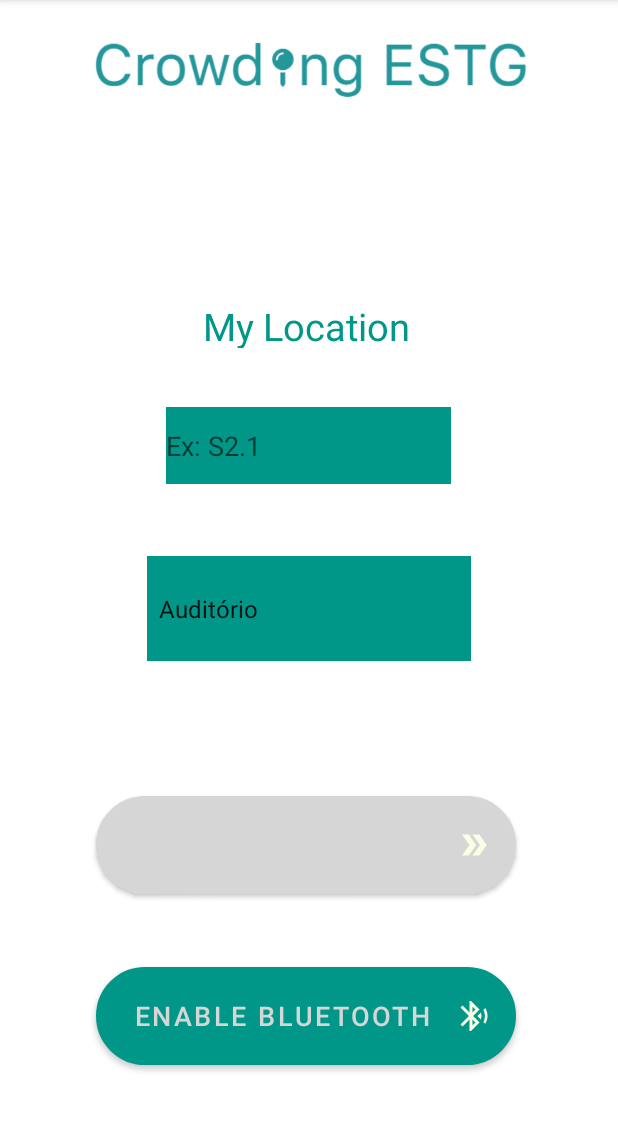
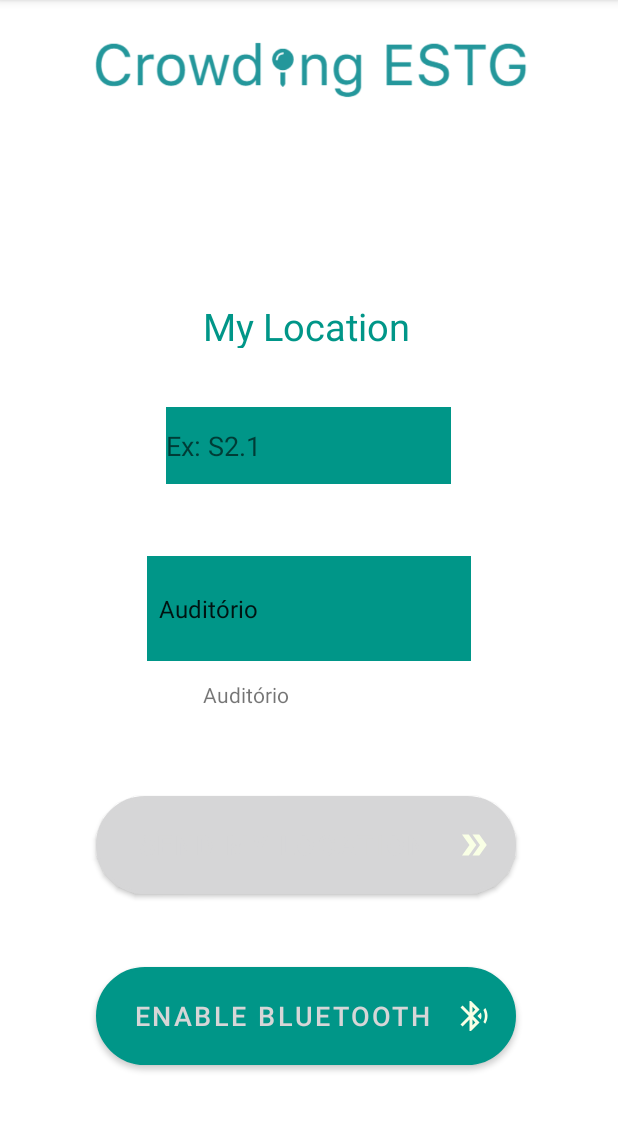
Before and after one commit to Andrefranco98/CrowdingESTG, an Android app: the screen it shows after launch (GiveLocationActivity), on a phone screen of 412 x 824 dp, the part 84-1215 px from its top. Run offline under Robolectric (Android 15) with nearby library versions, the phone set to English and light mode, and no system bars; libraries missing offline, so code that uses them is left out: java.lang.

Commit message:
spinner funcional

```diff
--- a/app/src/main/java/com/tp3/crowdingestg/GiveLocationActivity.kt
+++ b/app/src/main/java/com/tp3/crowdingestg/GiveLocationActivity.kt
@@ -16,41 +16,42 @@ import android.widget.*
 import androidx.appcompat.app.AppCompatActivity
 import androidx.core.app.ActivityCompat
 import androidx.core.content.ContextCompat
+import com.tp3.crowdingestg.R.id.textView5
+import kotlinx.android.synthetic.main.activity_give_location.*
 import java.lang.Compiler.enable
 
 
 lateinit var editTextName: EditText
 lateinit var ButtonClickMe : Button
+lateinit var textView: TextView
+lateinit var textspinner: TextView
 
 
 private lateinit var context: Context
 val bluetoothAdapter: BluetoothAdapter? = BluetoothAdapter.getDefaultAdapter()
-private lateinit var chatUtils: ChatUtils
+
 
 const val LOCATION_PERMISSION_REQUEST = 101
 const val SELECT_DEVICE = 102
-
-const val MESSAGE_STATE_CHANGED = 0
-const val MESSAGE_READ = 1
-const val MESSAGE_WRITE = 2
-const val MESSAGE_DEVICE_NAME = 3
-const val MESSAGE_TOAST = 4
 
 const val DEVICE_NAME = "deviceName"
 const val TOAST = "toast"
 private var connectedDevice: String? = null
 
 
-class GiveLocationActivity : AppCompatActivity(), View.OnClickListener {
+class GiveLocationActivity : AppCompatActivity(), View.OnClickListener, AdapterView.OnItemSelectedListener {
     override fun onCreate(savedInstanceState: Bundle?) {
         super.onCreate(savedInstanceState)
         setContentView(R.layout.activity_give_location)
 
-        editTextName = findViewById(R.id.textroom)
-        ButtonClickMe = findViewById(R.id.button)
 
 
+        textspinner = findViewById(R.id.textView)
+        ButtonClickMe = findViewById(R.id.button)
         val spinner: Spinner = findViewById(R.id.spinnersala)
+
+
+
 // Create an ArrayAdapter using the string array and a default spinner layout
         ArrayAdapter.createFromResource(
             this,
@@ -61,6 +62,7 @@ class GiveLocationActivity : AppCompatActivity(), View.OnClickListener {
             adapter.setDropDownViewResource(android.R.layout.simple_spinner_dropdown_item)
             // Apply the adapter to the spinner
             spinner.adapter = adapter
+            spinner.onItemSelectedListener = this
 
         }
 
@@ -83,7 +85,7 @@ class GiveLocationActivity : AppCompatActivity(), View.OnClickListener {
     }
 
     override fun onClick(view: View) {
-        val newDeviceName = editTextName.text
+        val newDeviceName = textspinner.text
 
         val bluetoothAdapter = BluetoothAdapter.getDefaultAdapter();
         bluetoothAdapter.enable()
@@ -203,5 +205,13 @@ class GiveLocationActivity : AppCompatActivity(), View.OnClickListener {
 
     }
 
+    override fun onItemSelected(parent: AdapterView<*>?, view: View?, position: Int, id: Long) {
+        val textspinner: String = parent?.getItemAtPosition(position).toString()
+        textView.text = textspinner
+    }
+    override fun onNothingSelected(parent: AdapterView<*>?) {
+        TODO("not implemented") //To change body of created functions use File | Settings | File Templates.
+    }
+
 
 }
--- a/app/src/main/res/layout/activity_give_location.xml
+++ b/app/src/main/res/layout/activity_give_location.xml
@@ -123,4 +123,20 @@
         app:layout_constraintTop_toBottomOf="@+id/textroom"
         app:layout_constraintVertical_bias="0.0" />
 
+    <TextView
+        android:id="@+id/textView"
+        android:layout_width="125dp"
+        android:layout_height="50dp"
+        android:layout_marginStart="135dp"
+        android:layout_marginLeft="135dp"
+        android:layout_marginTop="12dp"
+        android:layout_marginEnd="151dp"
+        android:layout_marginRight="151dp"
+        android:layout_marginBottom="27dp"
+        android:text="TextView"
+        app:layout_constraintBottom_toTopOf="@+id/button"
+        app:layout_constraintEnd_toEndOf="parent"
+        app:layout_constraintStart_toStartOf="parent"
+        app:layout_constraintTop_toBottomOf="@+id/spinnersala" />
+
 </androidx.constraintlayout.widget.ConstraintLayout>
```
